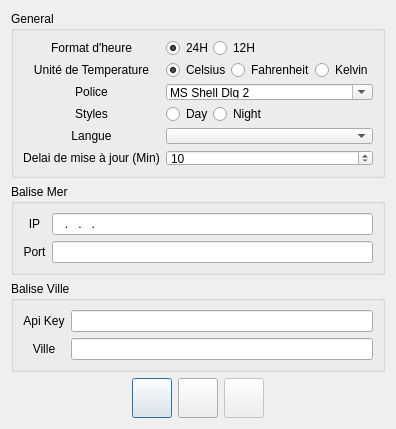
Old version of the form settingsdlg.ui in the repository aiekick/ProjectStationMeteo.
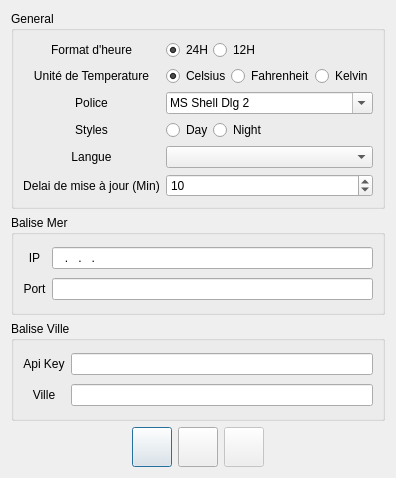
New version of the form. Icons and pictures are not drawn.

Commit message: [UPD] : update of the PPT

Diff of the .ui file:
```diff
--- a/settingsdlg.ui
+++ b/settingsdlg.ui
@@ -10,7 +10,7 @@
     <x>0</x>
     <y>0</y>
     <width>396</width>
-    <height>429</height>
+    <height>478</height>
    </rect>
   </property>
   <property name="sizePolicy">
@@ -22,13 +22,13 @@
   <property name="minimumSize">
    <size>
     <width>396</width>
-    <height>429</height>
+    <height>478</height>
    </size>
   </property>
   <property name="maximumSize">
    <size>
     <width>396</width>
-    <height>429</height>
+    <height>478</height>
    </size>
   </property>
   <property name="windowTitle">
```
The commit also changes 1 other file.
